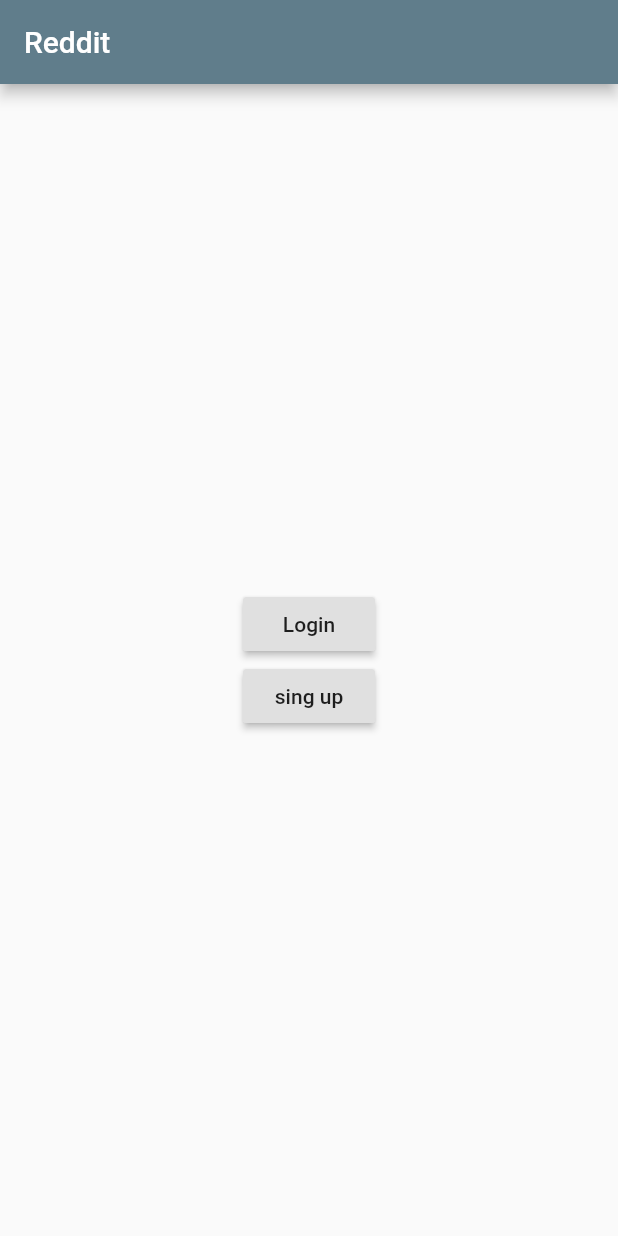
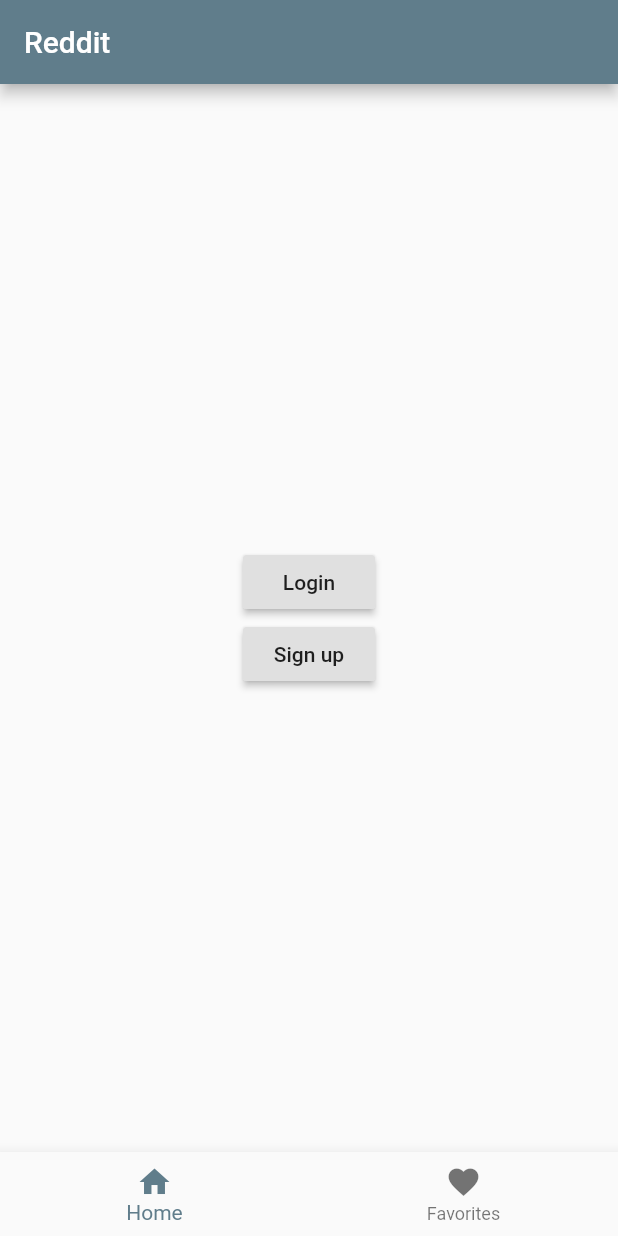
Before and after one commit to Amir-Mohseni/reddit, a Flutter app: the screen it shows after launch, on a phone screen of 412 x 824 dp. Run offline on Flutter 3.47's test engine with Material 2 defaults, Android fonts, the phone set to English and light mode, and no system bars.

Commit message:
created new branch

```diff
--- a/lib/main.dart
+++ b/lib/main.dart
@@ -1,5 +1,7 @@
 import 'package:flutter/material.dart';
 import 'package:reddit/Login/LoginPage.dart';
+
+import 'Feed/FeedPage.dart';
 
 void main() {
   runApp(MyApp());
@@ -51,12 +53,13 @@ class _MyHomePageState extends State<MyHomePage> {
               onPressed: () {
                 Navigator.push(
                   context,
-                  MaterialPageRoute(builder: (context) => LoginPage()),
+                    MaterialPageRoute(builder: (context) => LoginPage()),
+ //                   MaterialPageRoute(builder: (context) => MyHome()),
                 );
               },
             ),
             RaisedButton(
-                child: Text('sing up'),
+                child: Text('Sign up'),
                 onPressed: () {
                   Navigator.push(
                     context,
@@ -66,6 +69,18 @@ class _MyHomePageState extends State<MyHomePage> {
           ],
         ),
       ),
+      bottomNavigationBar: BottomNavigationBar(
+        items: const <BottomNavigationBarItem>[
+          BottomNavigationBarItem(
+            icon: Icon(Icons.home),
+            label: 'Home',
+          ),
+          BottomNavigationBarItem(
+            icon: Icon(Icons.favorite),
+            label: 'Favorites',
+          ),
+        ],
+      ),
     );
   }
 }
```
Also changed, not shown: lib/Feed/FeedPage.dart (+58 -0 lines), 3 other files.
